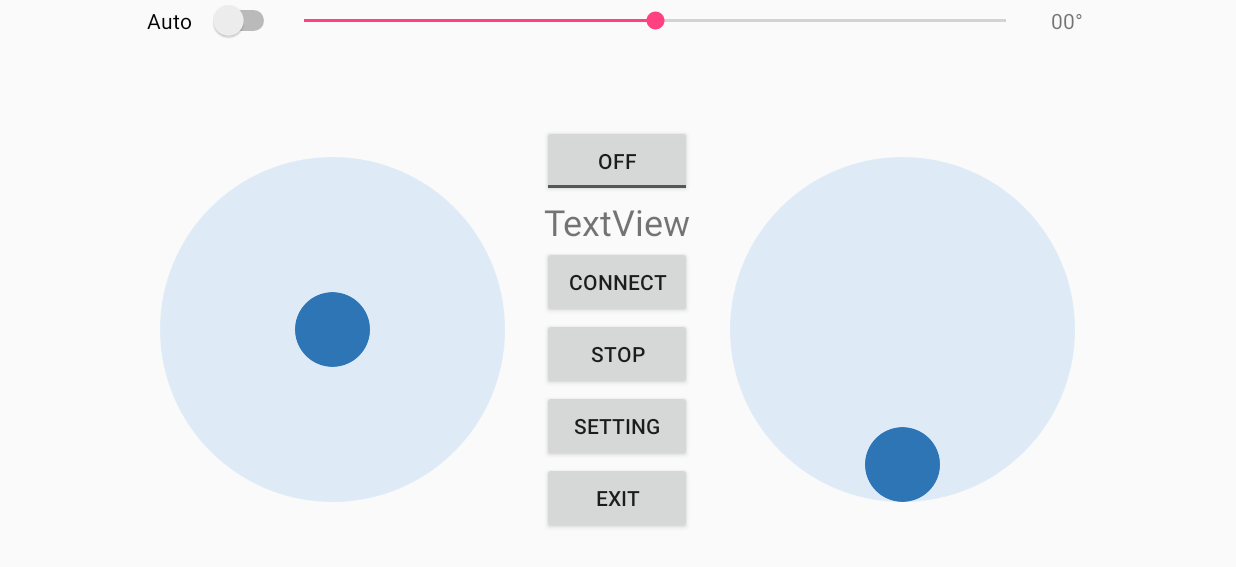
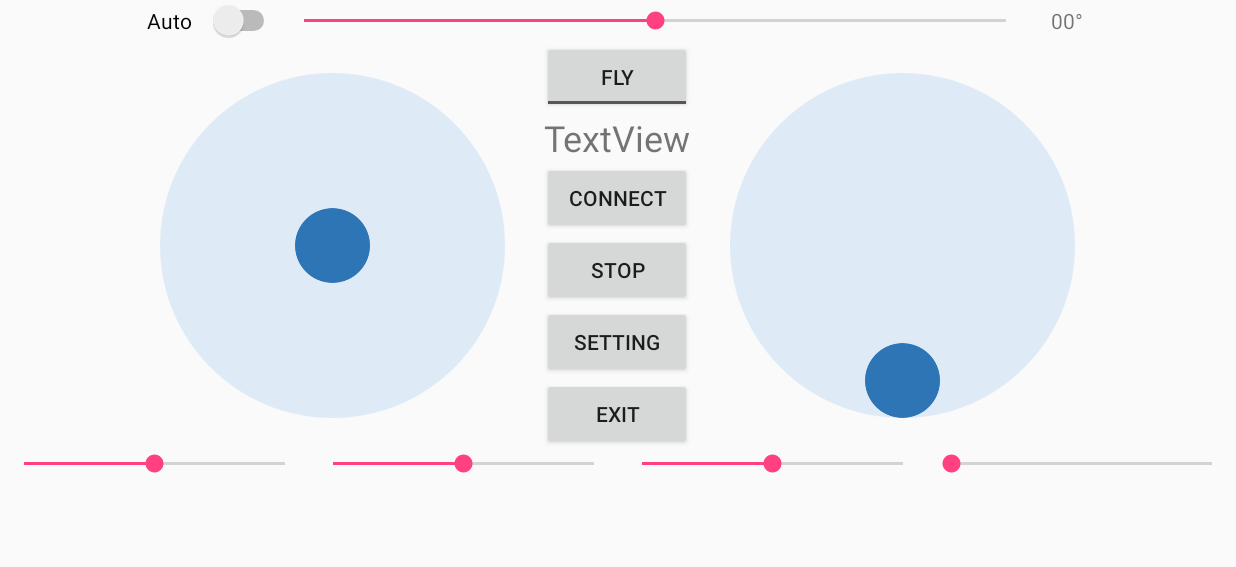
Before and after one commit to j3j3y123/FTMinesweeper, an Android app: the screen it shows after launch (ControlActivity), on a phone screen of 824 x 412 dp (held sideways). Shown: the top 567 px of the screen. Run offline under Robolectric (Android 15) with nearby library versions, the phone set to English and light mode, and no system bars.

Commit message:
왼쪽 조이스틱 기능설정

```diff
--- a/app/src/main/res/drawable/ic_departures.xml
+++ /dev/null
@@ -1,5 +0,0 @@
-<vector android:height="24dp" android:viewportHeight="485.794"
-    android:viewportWidth="485.794" android:width="24dp" xmlns:android="http://schemas.android.com/apk/res/android">
-    <path android:fillColor="#617d8b" android:pathData="M15.794,404.368h460v20h-460z"/>
-    <path android:fillColor="#617d8b" android:pathData="M468.829,89.302c-33.408,-19.471 -71.368,-9.128 -97.325,2.976l-77.378,36.082l-133.08,-66.934l-79.253,3.405l109.893,111.408l-70.035,33.269l-72.865,-27.731L0,204.525l44.089,54.749c-4.658,5.557 -8.879,13.381 -5.047,21.599c5.005,10.732 19.798,16.141 44.063,16.14c4.976,0 10.351,-0.227 16.12,-0.683c26.636,-2.104 55.514,-8.903 73.571,-17.323l276.596,-128.979c23.89,-11.141 35.79,-22.839 36.38,-35.765C486.078,107.559 483.387,97.784 468.829,89.302zM440.938,131.901L164.343,260.881c-15.384,7.174 -40.641,13.185 -64.345,15.313c-24.228,2.175 -37.182,-0.556 -41.5,-2.875c0.889,-1.217 2.549,-3.129 5.612,-5.825l7.184,-6.323l-39.708,-49.308l17.986,-8.388l72.943,27.763l103.169,-49.009l-98,-99.352l29.021,-1.247l137.089,68.949l86.16,-40.176c31.467,-14.673 57.979,-15.957 78.803,-3.823l0.001,0.001c5.247,3.057 7.081,5.724 7.033,6.77C465.789,113.423 465.188,120.595 440.938,131.901z"/>
-</vector>
--- a/app/src/main/res/layout-land/layout_control.xml
+++ b/app/src/main/res/layout-land/layout_control.xml
@@ -43,7 +43,7 @@
     <LinearLayout
         android:id="@+id/layout_stick"
         android:layout_width="match_parent"
-        android:layout_height="match_parent"
+        android:layout_height="wrap_content"
         android:gravity="center"
         android:orientation="horizontal">
 
@@ -65,7 +65,7 @@
         <LinearLayout
             android:id="@+id/layout_button"
             android:layout_width="150dp"
-            android:layout_height="match_parent"
+            android:layout_height="wrap_content"
             android:gravity="center"
             android:orientation="vertical">
 
@@ -73,10 +73,12 @@
                 android:id="@+id/toggleButton"
                 android:layout_width="100dp"
                 android:layout_height="wrap_content"
-                android:layout_weight="0" />
+                android:layout_weight="0"
+                android:textOff="@string/switch_fly"
+                android:textOn="@string/switch_land" />
 
             <TextView
-                android:id="@+id/textView"
+                android:id="@+id/asdf"
                 android:layout_width="100dp"
                 android:layout_height="wrap_content"
                 android:layout_weight="0"
@@ -143,6 +145,46 @@
                 android:layout_weight="1"
                 app:srcCompat="@drawable/center" />
         </RelativeLayout>
+
+    </LinearLayout>
+
+    <LinearLayout
+        android:layout_width="match_parent"
+        android:layout_height="match_parent"
+        android:orientation="horizontal"
+        android:visibility="visible">
+
+        <SeekBar
+            android:id="@+id/LX"
+            android:layout_width="wrap_content"
+            android:layout_height="wrap_content"
+            android:layout_weight="1"
+            android:max="6"
+            android:progress="3" />
+
+        <SeekBar
+            android:id="@+id/LY"
+            android:layout_width="wrap_content"
+            android:layout_height="wrap_content"
+            android:layout_weight="1"
+            android:max="6"
+            android:progress="3" />
+
+        <SeekBar
+            android:id="@+id/RX"
+            android:layout_width="wrap_content"
+            android:layout_height="wrap_content"
+            android:layout_weight="1"
+            android:max="6"
+            android:progress="3" />
+
+        <SeekBar
+            android:id="@+id/RY"
+            android:layout_width="wrap_content"
+            android:layout_height="wrap_content"
+            android:layout_weight="1"
+            android:max="10"
+            android:progress="0" />
     </LinearLayout>
 
 </LinearLayout>
--- a/app/src/main/res/mipmap-anydpi-v26/ic_launcher.xml
+++ b/app/src/main/res/mipmap-anydpi-v26/ic_launcher.xml
@@ -1,5 +1,5 @@
 <?xml version="1.0" encoding="utf-8"?>
 <adaptive-icon xmlns:android="http://schemas.android.com/apk/res/android">
-    <background android:drawable="@drawable/ic_launcher_background" />
-    <foreground android:drawable="@drawable/ic_launcher_foreground" />
+    <background android:drawable="@drawable/ic_launcher_background"/>
+    <foreground android:drawable="@drawable/ic_launcher_foreground"/>
 </adaptive-icon>
--- a/app/src/main/res/mipmap-anydpi-v26/ic_launcher_round.xml
+++ b/app/src/main/res/mipmap-anydpi-v26/ic_launcher_round.xml
@@ -1,5 +1,5 @@
 <?xml version="1.0" encoding="utf-8"?>
 <adaptive-icon xmlns:android="http://schemas.android.com/apk/res/android">
-    <background android:drawable="@drawable/ic_launcher_background" />
-    <foreground android:drawable="@drawable/ic_launcher_foreground" />
+    <background android:drawable="@drawable/ic_launcher_background"/>
+    <foreground android:drawable="@drawable/ic_launcher_foreground"/>
 </adaptive-icon>
--- a/app/src/main/res/values/strings.xml
+++ b/app/src/main/res/values/strings.xml
@@ -28,6 +28,7 @@
     <string name="information_text_1">Andong High School/Team.Minesweeper V.2</string>
     <string name="information_text_2">Beta ver.1</string>
     <string name="switch_land">Land</string>
+    <string name="switch_fly">Fly</string>>
     <string name="snackbarmaintext">Exit?!</string>
     <string name="snackbarok">OK</string>
 </resources>
```
Also changed, not shown: app/src/main/java/school/high/andong/ftminesweeper/ControlActivity.java (+59 -6 lines), app/src/main/java/school/high/andong/ftminesweeper/MainActivity.java (+4 -4 lines), app/src/main/res/drawable/ic_launcher_foreground.xml (+31 -3 lines), app/src/main/ic_launcher-web.png (added), app/src/main/res/drawable/ic_launcher_background.xml (line endings or trailing spaces), app/src/main/res/mipmap-hdpi/ic_launcher.png, app/src/main/res/mipmap-hdpi/ic_launcher_round.png, app/src/main/res/mipmap-mdpi/ic_launcher.png, app/src/main/res/mipmap-mdpi/ic_launcher_round.png, app/src/main/res/mipmap-xhdpi/ic_launcher.png, app/src/main/res/mipmap-xhdpi/ic_launcher_round.png, app/src/main/res/mipmap-xxhdpi/ic_launcher.png, app/src/main/res/mipmap-xxhdpi/ic_launcher_round.png, app/src/main/res/mipmap-xxxhdpi/ic_launcher.png, 1 more files, 1 other file.
